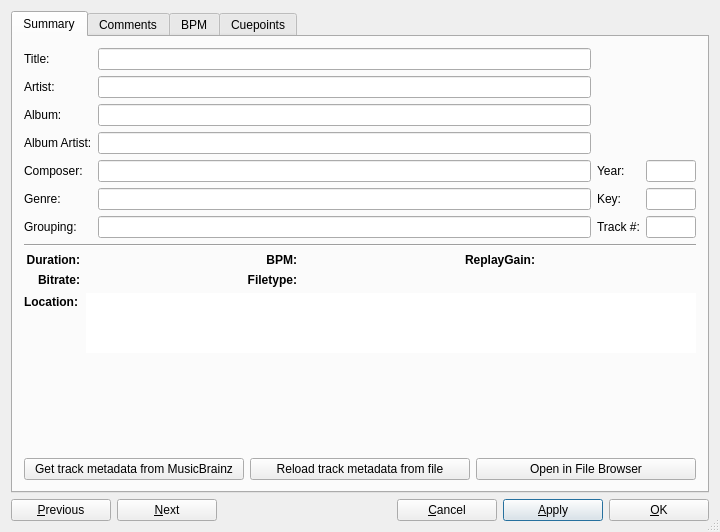
Qt form src/library/dlgtrackinfo.ui (mixxxdj/mixxx) before a commit.
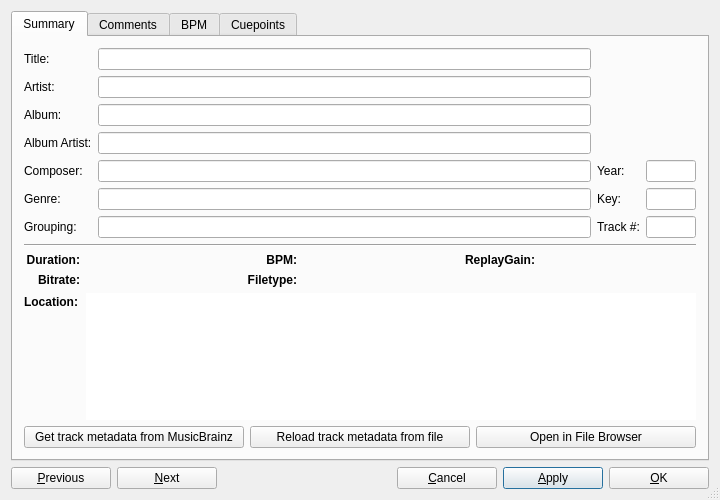
The same form after that commit.

Commit message: Remove redundant vertical spacer below the layout

```diff
--- a/src/library/dlgtrackinfo.ui
+++ b/src/library/dlgtrackinfo.ui
@@ -7,7 +7,7 @@
     <x>0</x>
     <y>0</y>
     <width>720</width>
-    <height>532</height>
+    <height>500</height>
    </rect>
   </property>
   <property name="sizePolicy">
@@ -577,19 +577,6 @@
          </item>
         </layout>
        </item>
-       <item>
-        <spacer name="verticalSpacer_2">
-         <property name="orientation">
-          <enum>Qt::Vertical</enum>
-         </property>
-         <property name="sizeHint" stdset="0">
-          <size>
-           <width>0</width>
-           <height>29</height>
-          </size>
-         </property>
-        </spacer>
-       </item>
        <item>
         <layout class="QGridLayout" name="gridLayout_2">
          <item row="0" column="0">
```
